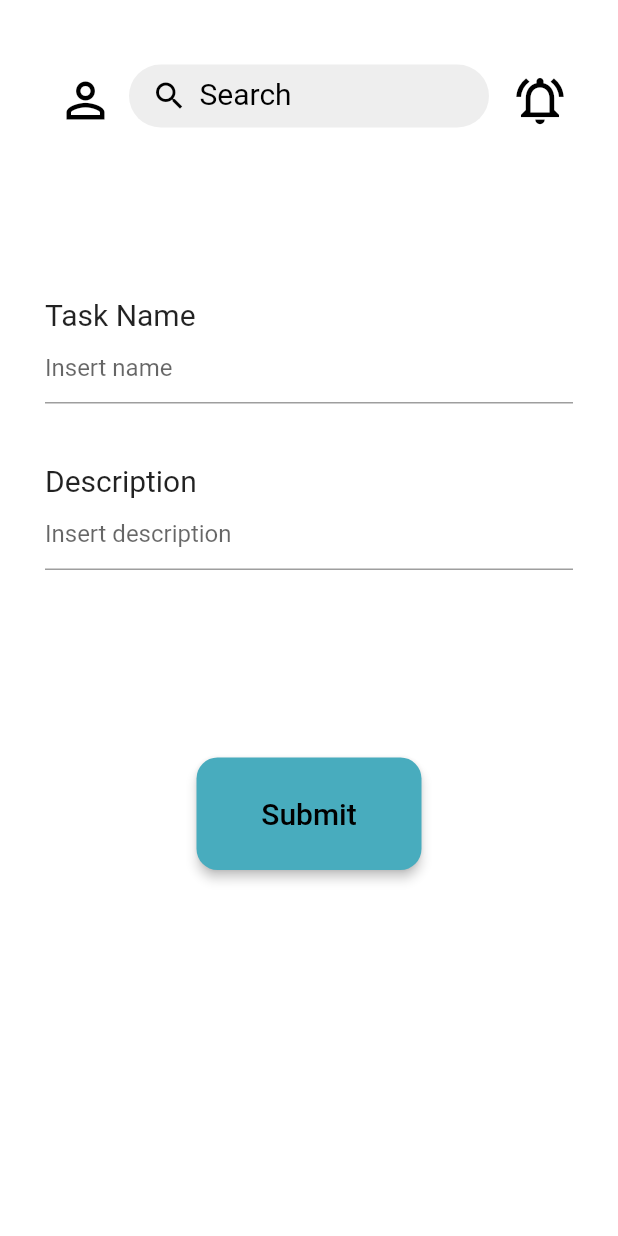
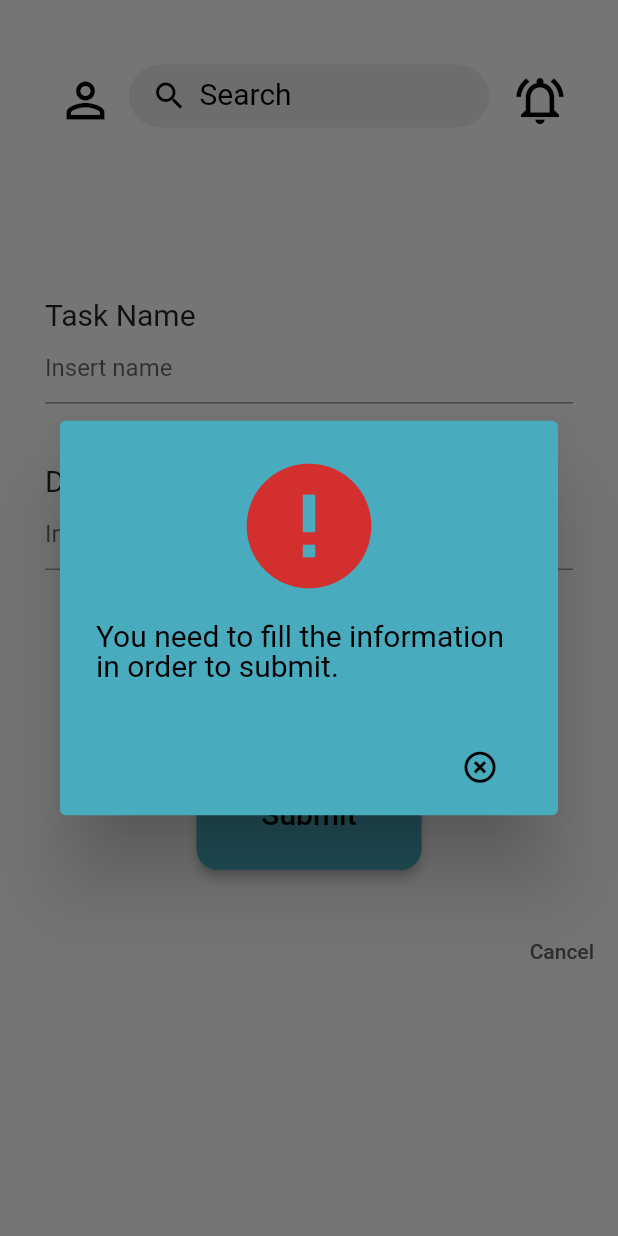
Before and after one commit to catasofia/User-Centered-Design-and-Evaluation, a Flutter app: the SuggestTask screen opened directly, after a tap on "Submit", on a phone screen of 412 x 824 dp. Run offline on Flutter 3.47's test engine with Material 2 defaults, Android fonts, the phone set to English and light mode, and no system bars; our stand-ins replace flutter_spinkit; Roboto replaces fonts that are missing (Arial).

Commit message:
suggest new task

```diff
--- a/lib/neighbor/suggestTasks.dart
+++ b/lib/neighbor/suggestTasks.dart
@@ -1,5 +1,6 @@
 import 'package:flutter/material.dart';
 import 'neighborProfile.dart';
+import 'neighborHomeScreen.dart';
 
 class SuggestTask extends StatefulWidget {
   const SuggestTask({Key? key}) : super(key: key);
@@ -8,7 +9,11 @@ class SuggestTask extends StatefulWidget {
   _SuggestTaskState createState() => _SuggestTaskState();
 }
 
+final textController_1 = TextEditingController();
+final textController_2 = TextEditingController();
+
 class _SuggestTaskState extends State<SuggestTask> {
+
   @override
   Widget build(BuildContext context) {
     return Scaffold(
@@ -94,6 +99,7 @@ class _SuggestTaskState extends State<SuggestTask> {
               child: new Column(
                 children: <Widget>[
                   new TextField(
+                    controller: textController_1,
                     decoration: InputDecoration(
                       hintText: "Insert name"
                     ),
@@ -108,6 +114,7 @@ class _SuggestTaskState extends State<SuggestTask> {
                     ],
                   ),
                   new TextField(
+                    controller: textController_2,
                     decoration: InputDecoration(
                       hintText: "Insert description"
                     ),
@@ -131,7 +138,19 @@ class _SuggestTaskState extends State<SuggestTask> {
                           borderRadius: BorderRadius.circular(14)
                       ),
                     ),
-                    onPressed: () {},
+                    onPressed: () {
+                      if(checkTextFieldEmptyOrNot()){
+                        showDialog(
+                          context: context,
+                          builder: (BuildContext context) => _confirmationPopup(context),
+                        );
+                      } else{
+                        showDialog(
+                          context: context,
+                          builder: (BuildContext context) => _errorPopup(context),
+                        );
+                      }
+                    },
                     child: Text('Submit',
                       style: TextStyle(
                         fontFamily: 'Arial',
@@ -144,10 +163,138 @@ class _SuggestTaskState extends State<SuggestTask> {
                 ),
               ],
             ),
+            SizedBox(height: 30,),
+            Align(
+              alignment: Alignment.bottomRight,
+              child: ElevatedButton(
+                  style: ElevatedButton.styleFrom(
+                    primary: Colors.white,
+                    elevation: 0,
+                  ),
+                  onPressed: (){
+                    Navigator.push(
+                      context,
+                      MaterialPageRoute(builder: (context) => NeighborHome()),
+                    );
+                    clearText();
+                  },
+                  child: Text('Cancel',
+                    style: TextStyle(color: Colors.grey[700]),)),
+            )
           ]
       ),
     );
   }
+}
+
+clearText(){
+  textController_1.clear();
+  textController_2.clear();
+}
+
+checkTextFieldEmptyOrNot(){
+  String text1,text2;
+
+  text1 = textController_1.text;
+  text2 = textController_2.text;
+
+  if(text1 == '' || text2 == '') {
+    return true;
+  } else {
+    return false;
+  }
+}
+
+Widget _confirmationPopup(BuildContext context) {
+  return new AlertDialog(
+    alignment: Alignment.center,
+    backgroundColor: Color(0xFF48ACBE),
+    content: new Column(
+      mainAxisSize: MainAxisSize.min,
+      crossAxisAlignment: CrossAxisAlignment.start,
+      children: <Widget>[
+        Center(child: Icon(Icons.error, color: Colors.red[700], size: 100,)),
+        SizedBox(height: 15,),
+        Text(
+          "You need to fill the information in order to submit.",
+          style: TextStyle(
+            fontFamily: 'Arial',
+            fontSize: 20,
+            color: Colors.black,
+            height: 1,
+          ),
+        ),
+      ],
+    ),
+    actions: <Widget>[
+      Row(
+        mainAxisAlignment: MainAxisAlignment.end,
+        children: [
+          new FlatButton(
+            onPressed: () {
+              Navigator.of(context).pop();
+            },
+            textColor: Theme.of(context).primaryColor,
+            child: const Icon(
+              Icons.highlight_remove,
+              color: Colors.black,
+              size: 25.0,
+            ),
+          ),
+        ],
+      ),
+    ],
+  );
+}
+
+Widget _errorPopup(BuildContext context) {
+  return new AlertDialog(
+    alignment: Alignment.center,
+    backgroundColor: Color(0xFF48ACBE),
+    content: new Column(
+      mainAxisSize: MainAxisSize.min,
+      crossAxisAlignment: CrossAxisAlignment.start,
+      children: <Widget>[
+        Center(child: Icon(Icons.check, color: Colors.green[800], size: 100,)),
+        SizedBox(height: 15,),
+        Text(
+          "Task successfully added.",
+          style: TextStyle(
+            fontFamily: 'Arial',
+            fontSize: 20,
+            color: Colors.black,
+            height: 1,
+          ),
+        ),
+      ],
+    ),
+    actions: <Widget>[
+      Row(
+        mainAxisAlignment: MainAxisAlignment.end,
+        children: [
+          new FlatButton(
+            onPressed: () {
+              Navigator.of(context).pop();
+            },
+            textColor: Theme.of(context).primaryColor,
+            child: ElevatedButton(
+              style: ElevatedButton.styleFrom(
+                primary: Colors.grey[400]
+              ),
+              onPressed: (){
+                clearText();
+                Navigator.push(
+                  context,
+                  MaterialPageRoute(builder: (context) => NeighborHome()),
+                );
+              },
+              child: Text('Ok', style: TextStyle(color: Colors.black),),
+            )
+          ),
+        ],
+      ),
+    ],
+  );
 }
 
 Widget _buildPopupNotification(BuildContext context) {
```
